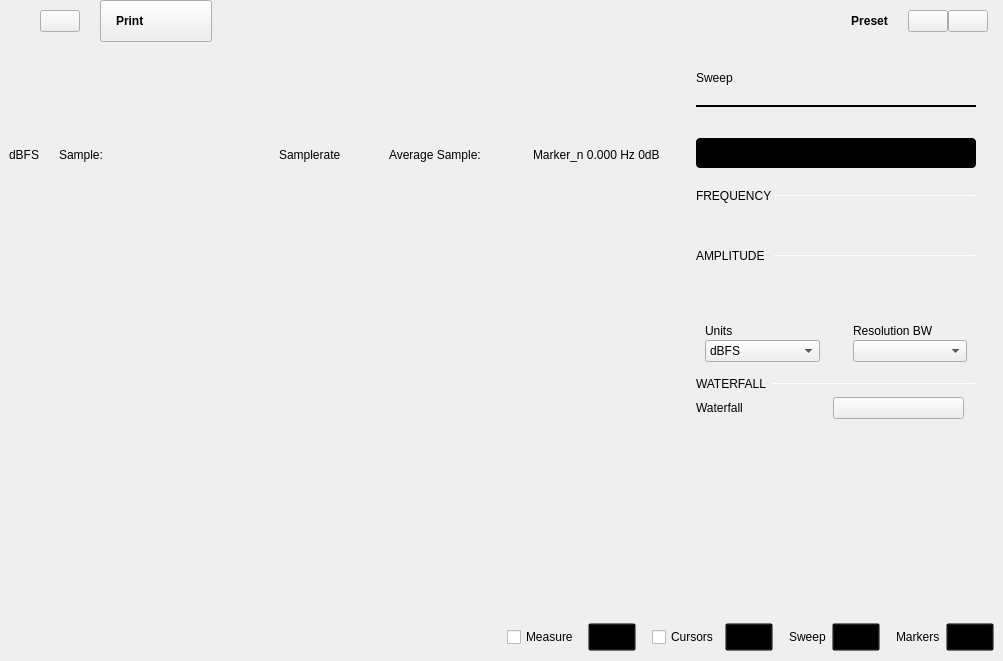
Qt form plugins/m2k/ui/spectrum_analyzer.ui (analogdevicesinc/scopy) before a commit.
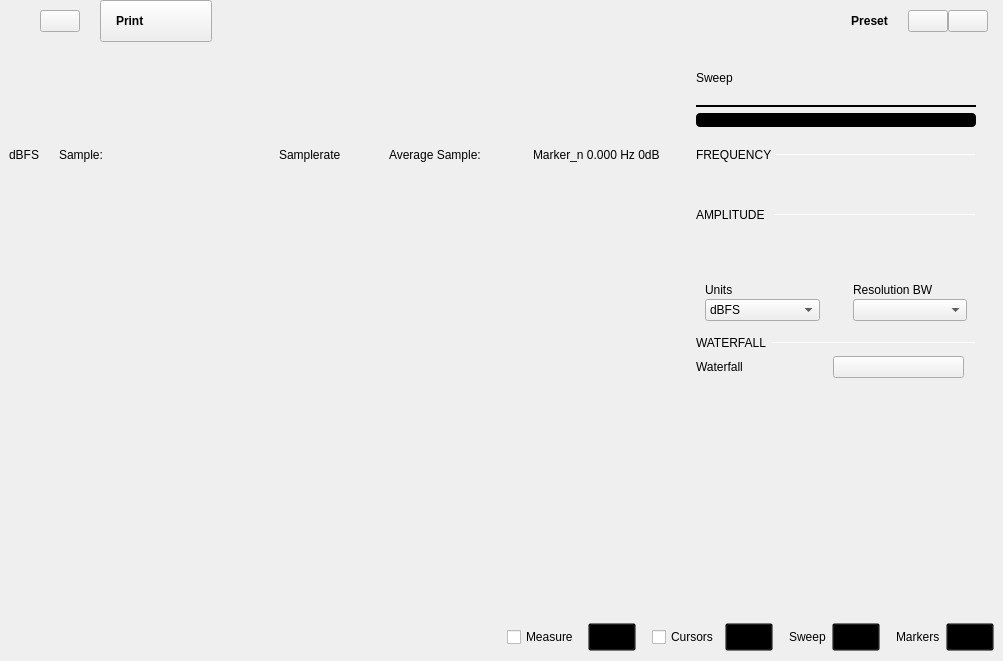
The same form after that commit. Icons and pictures are not drawn. Custom widgets are drawn as their Qt base class.

The edit to the form file:
```diff
--- a/plugins/m2k/ui/spectrum_analyzer.ui
+++ b/plugins/m2k/ui/spectrum_analyzer.ui
@@ -1042,7 +1042,7 @@
                     <x>0</x>
                     <y>0</y>
                     <width>298</width>
-                    <height>523</height>
+                    <height>545</height>
                    </rect>
                   </property>
                   <property name="sizePolicy">
@@ -1110,28 +1110,10 @@
                      </property>
                     </widget>
                    </item>
-                   <item>
-                    <spacer name="verticalSpacer_10">
-                     <property name="orientation">
-                      <enum>Qt::Vertical</enum>
-                     </property>
-                     <property name="sizeType">
-                      <enum>QSizePolicy::Fixed</enum>
-                     </property>
-                     <property name="sizeHint" stdset="0">
-                      <size>
-                       <width>20</width>
-                       <height>25</height>
-                      </size>
-                     </property>
-                    </spacer>
-                   </item>
                    <item>
                     <widget class="scopy::CustomSwitch" name="logBtn">
                      <property name="styleSheet">
                       <string notr="true">QPushButton {
-min-height: 30px;
-max-height: 30px;
 min-width: 280px;
 max-width: 280px;
 background-color: black;
@@ -1143,8 +1125,6 @@
 }
 
 QWidget#handle {
-min-height: 30px;
-max-height: 30px;
 min-width: 142px;
 max-width: 142px;
 background-color: #4a64ff;
@@ -1163,8 +1143,6 @@
 
 QLabel#on {
 margin-top: 0px;
-min-height:30px;
-max-height:30px;
 min-width:140px;
 max-width:140px;
 qproperty-alignment: AlignCenter AlignCenter;
@@ -1178,8 +1156,6 @@
 
 QLabel#off {
 margin-top: 0px;
-min-height:30px;
-max-height:30px;
 min-width:140px;
 max-width:140px;
 margin-left: 140px;
```
Left out of the diff: 137 changed lines with no effect on the pictures.
